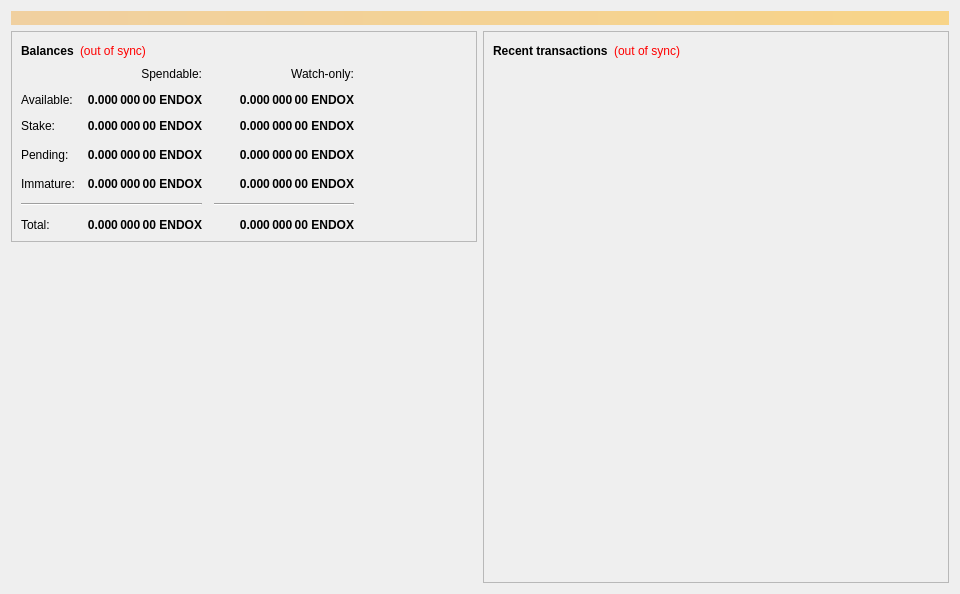
This is src/qt/forms/overviewpage.ui in SaltineChips/endox as Qt 5 draws it before an edit. The edited form follows.
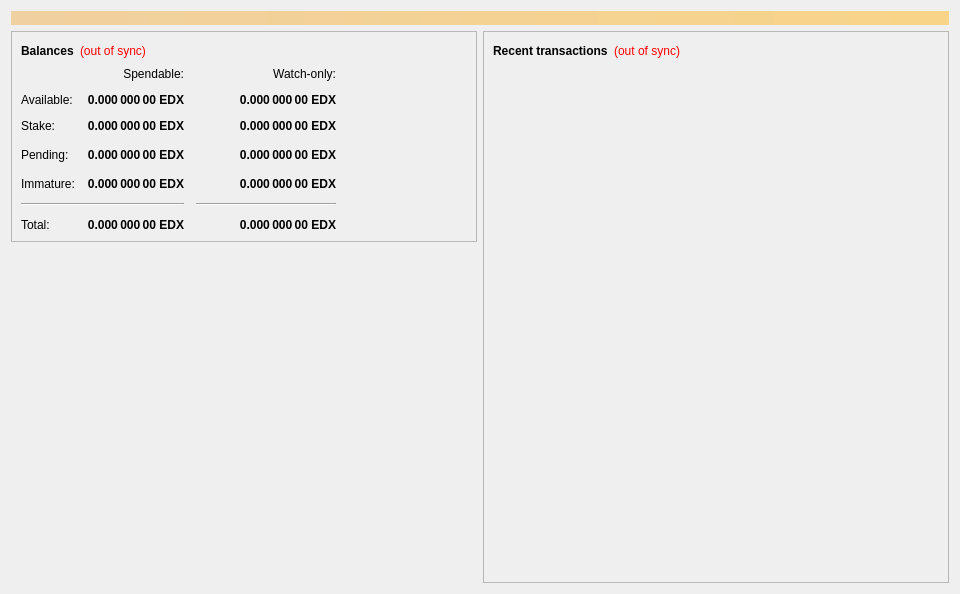
This is the edited form.

```diff
--- a/src/qt/forms/overviewpage.ui
+++ b/src/qt/forms/overviewpage.ui
@@ -121,7 +121,7 @@
                <string>Unconfirmed transactions to watch-only addresses</string>
               </property>
               <property name="text">
-               <string notr="true">0.000 000 00 ENDOX</string>
+               <string notr="true">0.000 000 00 EDX</string>
               </property>
               <property name="alignment">
                <set>Qt::AlignRight|Qt::AlignTrailing|Qt::AlignVCenter</set>
@@ -146,7 +146,7 @@
                <string>Total of transactions that have yet to be confirmed, and do not yet count toward the spendable balance</string>
               </property>
               <property name="text">
-               <string notr="true">0.000 000 00 ENDOX</string>
+               <string notr="true">0.000 000 00 EDX</string>
               </property>
               <property name="alignment">
                <set>Qt::AlignRight|Qt::AlignTrailing|Qt::AlignVCenter</set>
@@ -171,7 +171,7 @@
                <string>Mined balance in watch-only addresses that has not yet matured</string>
               </property>
               <property name="text">
-               <string notr="true">0.000 000 00 ENDOX</string>
+               <string notr="true">0.000 000 00 EDX</string>
               </property>
               <property name="alignment">
                <set>Qt::AlignRight|Qt::AlignTrailing|Qt::AlignVCenter</set>
@@ -235,7 +235,7 @@
                <string>Mined balance that has not yet matured</string>
               </property>
               <property name="text">
-               <string notr="true">0.000 000 00 ENDOX</string>
+               <string notr="true">0.000 000 00 EDX</string>
               </property>
               <property name="alignment">
                <set>Qt::AlignRight|Qt::AlignTrailing|Qt::AlignVCenter</set>
@@ -280,7 +280,7 @@
                <string>Your current total balance</string>
               </property>
               <property name="text">
-               <string notr="true">0.000 000 00 ENDOX</string>
+               <string notr="true">0.000 000 00 EDX</string>
               </property>
               <property name="alignment">
                <set>Qt::AlignRight|Qt::AlignTrailing|Qt::AlignVCenter</set>
@@ -305,7 +305,7 @@
                <string>Current total balance in watch-only addresses</string>
               </property>
               <property name="text">
-               <string notr="true">0.000 000 00 ENDOX</string>
+               <string notr="true">0.000 000 00 EDX</string>
               </property>
               <property name="alignment">
                <set>Qt::AlignRight|Qt::AlignTrailing|Qt::AlignVCenter</set>
@@ -347,7 +347,7 @@
                <string>Your current spendable balance</string>
               </property>
               <property name="text">
-               <string notr="true">0.000 000 00 ENDOX</string>
+               <string notr="true">0.000 000 00 EDX</string>
               </property>
               <property name="alignment">
                <set>Qt::AlignRight|Qt::AlignTrailing|Qt::AlignVCenter</set>
@@ -379,7 +379,7 @@
                <string>Total of coins that was staked, and do not yet count toward the current balance</string>
               </property>
               <property name="text">
-               <string notr="true">0.000 000 00 ENDOX</string>
+               <string notr="true">0.000 000 00 EDX</string>
               </property>
               <property name="alignment">
                <set>Qt::AlignRight|Qt::AlignTrailing|Qt::AlignVCenter</set>
@@ -404,7 +404,7 @@
                <string>Total of coins that was staked in watch-only addresses, and do not yet count toward the current watch-only balance</string>
               </property>
               <property name="text">
-               <string notr="true">0.000 000 00 ENDOX</string>
+               <string notr="true">0.000 000 00 EDX</string>
               </property>
               <property name="alignment">
                <set>Qt::AlignRight|Qt::AlignTrailing|Qt::AlignVCenter</set>
@@ -429,7 +429,7 @@
                <string>Your current balance in watch-only addresses</string>
               </property>
               <property name="text">
-               <string notr="true">0.000 000 00 ENDOX</string>
+               <string notr="true">0.000 000 00 EDX</string>
               </property>
               <property name="alignment">
                <set>Qt::AlignRight|Qt::AlignTrailing|Qt::AlignVCenter</set>
```
